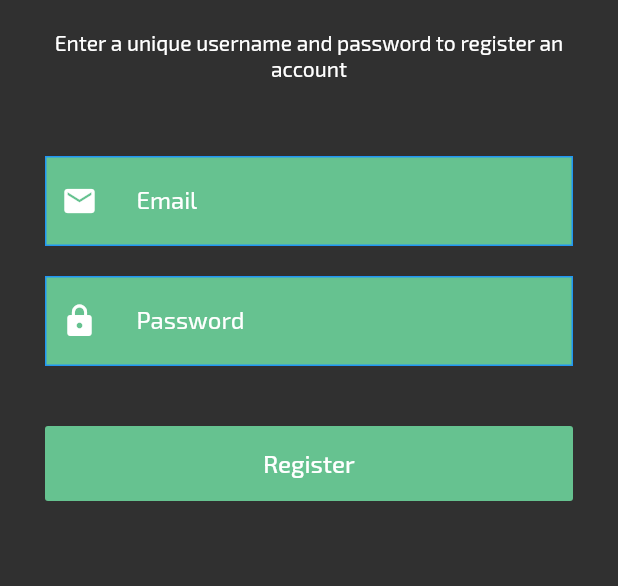
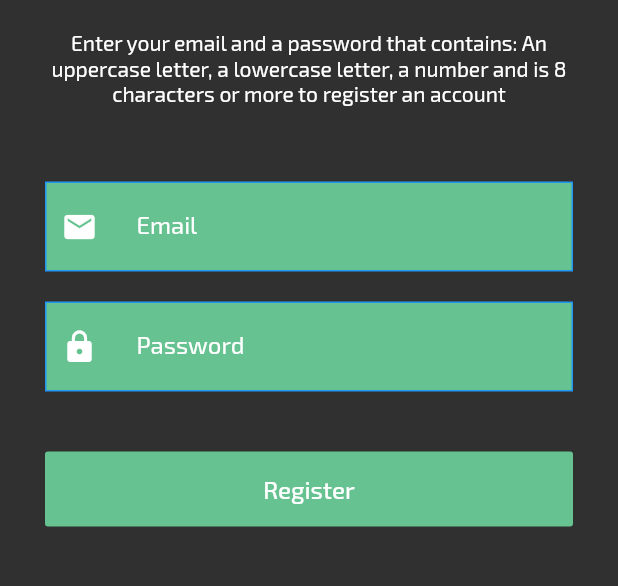
Before and after one commit to gcisneros310/QuickPC, a Flutter app: the screen it shows after launch, after a tap on "Login", after a tap on "Sign Up", on a phone screen of 412 x 824 dp, the part 135-721 px from its top. Run offline on Flutter 3.47's test engine with Material 2 defaults, Android fonts, the light colour scheme and no system bars; our stand-ins replace cloud_firestore, firebase_auth, flutter_spinkit, google_fonts, youtube_player_iframe; missing offline and left inert: any_link_preview; accounts and stored records are empty.

```diff
--- a/lib/pages/authenticate/loginscreen.dart
+++ b/lib/pages/authenticate/loginscreen.dart
@@ -1,6 +1,7 @@
 import 'package:flutter/gestures.dart';
 import 'package:flutter/material.dart';
 import 'package:google_fonts/google_fonts.dart';
+import 'package:quick_pc/pages/authenticate/passwordreset.dart';
 import 'package:quick_pc/pages/authenticate/registerscreen.dart';
 import 'package:quick_pc/pages/home/home.dart';
 import 'package:quick_pc/services/auth.dart';
@@ -86,6 +87,7 @@ class _LoginScreenState extends State<LoginScreen> {
                         //Navigator.push(context,
                             //MaterialPageRoute(builder: (_) => Home()));
                       }
+                      print(loading);
                     },
                     color: logoColor,
                     child: Text('Login',
@@ -97,7 +99,7 @@ class _LoginScreenState extends State<LoginScreen> {
                       error,
                       style: GoogleFonts.exo2(color: Colors.red[600], fontSize: 16)
                   ),
-                  SizedBox(height: 20),
+                  SizedBox(height: 10),
                   Row(
                       mainAxisAlignment: MainAxisAlignment.center,
                       children: <Widget>[
@@ -110,6 +112,20 @@ class _LoginScreenState extends State<LoginScreen> {
                                 MaterialPageRoute(builder: (_) => RegisterScreen()));},
                             child: Text(
                                 "Sign Up",
+                                style: GoogleFonts.exo2(color: Colors.white, fontSize: 16, fontWeight: FontWeight.bold)
+                            )
+                        )
+                      ]
+                  ),
+                  SizedBox(height: 10),
+                  Row(
+                      mainAxisAlignment: MainAxisAlignment.center,
+                      children: <Widget>[
+                        GestureDetector(
+                            onTap: () {Navigator.push(context,
+                                MaterialPageRoute(builder: (_) => PasswordReset()));},
+                            child: Text(
+                                "Forgot Password ? ",
                                 style: GoogleFonts.exo2(color: Colors.white, fontSize: 16, fontWeight: FontWeight.bold)
                             )
                         )
--- a/lib/pages/authenticate/registerscreen.dart
+++ b/lib/pages/authenticate/registerscreen.dart
@@ -2,7 +2,8 @@ import 'package:flutter/material.dart';
 import 'package:google_fonts/google_fonts.dart';
 import 'package:quick_pc/services/auth.dart';
 import 'package:quick_pc/shared/loading.dart';
-import 'loginscreen.dart';
+import 'package:quick_pc/services/passwordvalidator.dart';
+
 
 class RegisterScreen extends StatefulWidget {
   @override
@@ -13,6 +14,8 @@ class _RegisterScreenState extends State<RegisterScreen> {
   final Color logoColor = Color(0xff66C290);
 
   final AuthService _auth  = AuthService();
+
+  PasswordValidator passVal = PasswordValidator();
 
   // key used to identify form
   final _formkey = GlobalKey<FormState>();
@@ -28,7 +31,7 @@ class _RegisterScreenState extends State<RegisterScreen> {
 
   @override
   Widget build(BuildContext context) {
-    return loading ? Loading() : Scaffold(
+    return loading ?  Loading() : Scaffold(
         appBar: AppBar(
           backgroundColor: Colors.transparent,
           elevation: 0,
@@ -52,7 +55,10 @@ class _RegisterScreenState extends State<RegisterScreen> {
                   ),
                   SizedBox(height: 20),
                   Text(
-                    'Enter a unique username and password to register an account',
+                    'Enter your email and a password that contains: '
+                        'An uppercase letter, a lowercase letter, a number'
+                        ' and is 8 characters or more'
+                        ' to register an account',
                     textAlign: TextAlign.center,
                     style:
                     GoogleFonts.exo2(color: Colors.white, fontSize: 14),
@@ -79,9 +85,14 @@ class _RegisterScreenState extends State<RegisterScreen> {
                             loading = false;
                           });
                         }
-                        //Navigator.push(context,
-                            //MaterialPageRoute(builder: (_) => LoginScreen()));
+                        else {
+                          setState(() {
+                            Navigator.pop(context);
+                            loading = false;
+                          });
+                        }
                       }
+                      print(loading);
                     },
                     color: logoColor,
                     child: Text('Register',
@@ -109,7 +120,7 @@ class _RegisterScreenState extends State<RegisterScreen> {
       decoration: BoxDecoration(
           color: logoColor, border: Border.all(color: Colors.blue)),
       child: TextFormField(
-        validator: (val) => val.length < 6 ? 'Enter a password 6 characters or more' : null,
+        validator: (val) => !passVal.validateStructure(val) ? 'Enter a password 8 characters or more' : null,
         onChanged: (val) {
           setState(() => password = val);
         },
@@ -138,7 +149,7 @@ class _RegisterScreenState extends State<RegisterScreen> {
       decoration: BoxDecoration(
           color: logoColor, border: Border.all(color: Colors.blue)),
       child: TextFormField(
-        validator: (val) => val.isEmpty ? 'Enter an email' : null,
+        validator: (val) => val.isEmpty ? 'Enter a valid email' : null,
         onChanged: (val) {
           setState(() => email = val);
         },
--- a/lib/services/auth.dart
+++ b/lib/services/auth.dart
@@ -3,6 +3,7 @@ import 'package:quick_pc/models/users.dart';
 
 class AuthService {
 
+  // Instance of Firebase
   final FirebaseAuth _auth = FirebaseAuth.instance;
 
   // create user object based on firebase user
@@ -66,4 +67,14 @@ class AuthService {
     }
   }
 
+  Future resetPass(String email) async {
+    try {
+      await _auth.sendPasswordResetEmail(email: email);
+    }
+    catch(e){
+      print(e.toString());
+      return null;
+    }
+  }
+
 }
```
Also changed, not shown: lib/pages/authenticate/passwordreset.dart (added, +123 -0 lines), lib/services/passwordvalidator.dart (added, +9 -0 lines).
